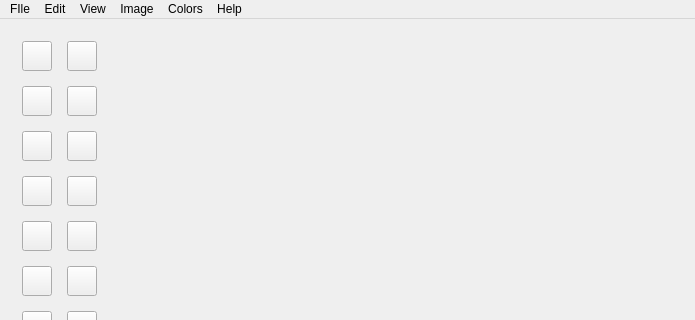
The window that paint/mainwindow.ui (pythonguis/pythonguis-examples) describes before a commit, drawn with Qt 5; both pictures show x 0 to 695 and y 0 to 320 of the 695 by 506 pixel window.
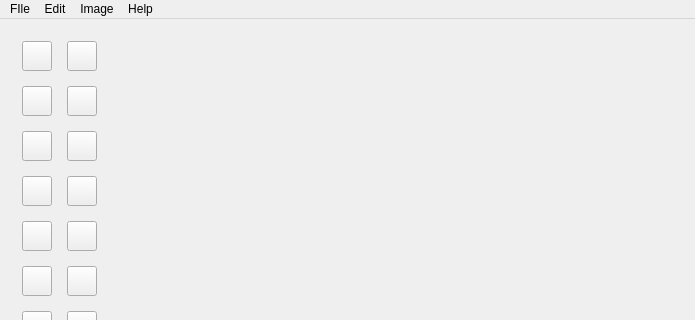
The same window after the commit. Icons and pictures are not drawn.

Commit message: paint: File open/save, fix polygon solection, initial text.

What changed in the file:
```diff
--- a/paint/mainwindow.ui
+++ b/paint/mainwindow.ui
@@ -1399,22 +1399,17 @@
      <string>Edit</string>
     </property>
     <addaction name="actionCopy"/>
-    <addaction name="actionPaste"/>
-   </widget>
-   <widget class="QMenu" name="menuView">
-    <property name="title">
-     <string>View</string>
-    </property>
+    <addaction name="separator"/>
+    <addaction name="actionClearImage"/>
    </widget>
    <widget class="QMenu" name="menuImage">
     <property name="title">
      <string>Image</string>
     </property>
-   </widget>
-   <widget class="QMenu" name="menuColors">
-    <property name="title">
-     <string>Colors</string>
-    </property>
+    <addaction name="actionInvertColors"/>
+    <addaction name="separator"/>
+    <addaction name="actionFlipHorizontal"/>
+    <addaction name="actionFlipVertical"/>
    </widget>
    <widget class="QMenu" name="menuHelp">
     <property name="title">
@@ -1423,9 +1418,7 @@
    </widget>
    <addaction name="menuFIle"/>
    <addaction name="menuEdit"/>
-   <addaction name="menuView"/>
    <addaction name="menuImage"/>
-   <addaction name="menuColors"/>
    <addaction name="menuHelp"/>
   </widget>
   <widget class="QStatusBar" name="statusBar"/>
```
Left out of the diff: 51 changed lines with no effect on the pictures. The commit also changes 2 other files.
